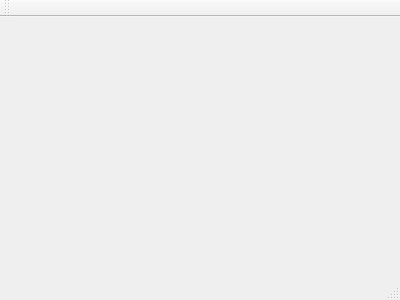
Old version of the form tetrismainwindow.ui in the repository cfcv/Tetris.
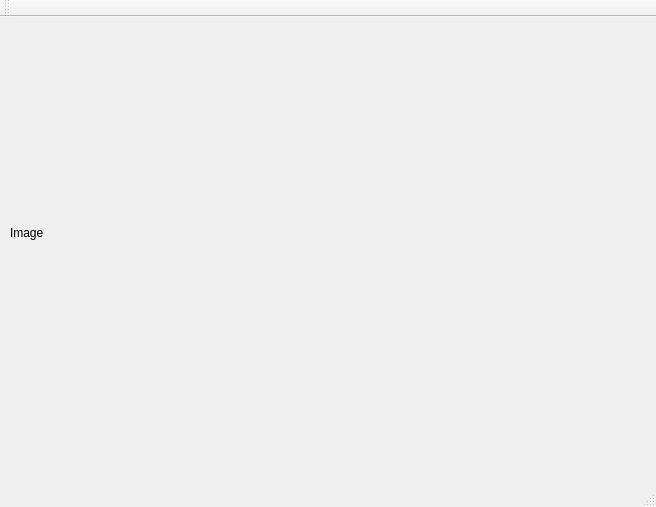
New version of the form.

Commit message: Camera real time

```diff
--- a/tetrismainwindow.ui
+++ b/tetrismainwindow.ui
@@ -1,24 +1,53 @@
 <ui version="4.0">
  <class>TetrisMainWindow</class>
- <widget class="QMainWindow" name="TetrisMainWindow" >
-  <property name="geometry" >
+ <widget class="QMainWindow" name="TetrisMainWindow">
+  <property name="geometry">
    <rect>
     <x>0</x>
     <y>0</y>
-    <width>400</width>
-    <height>300</height>
+    <width>656</width>
+    <height>507</height>
    </rect>
   </property>
   <property name="windowTitle" >
    <string>TetrisMainWindow</string>
   </property>
-  <widget class="QMenuBar" name="menuBar" />
-  <widget class="QToolBar" name="mainToolBar" />
-  <widget class="QWidget" name="centralWidget" />
-  <widget class="QStatusBar" name="statusBar" />
+  <widget class="QWidget" name="centralWidget">
+   <widget class="QLabel" name="image_label">
+    <property name="geometry">
+     <rect>
+      <x>10</x>
+      <y>10</y>
+      <width>661</width>
+      <height>411</height>
+     </rect>
+    </property>
+    <property name="text">
+     <string>Image</string>
+    </property>
+   </widget>
+  </widget>
+  <widget class="QMenuBar" name="menuBar">
+   <property name="geometry">
+    <rect>
+     <x>0</x>
+     <y>0</y>
+     <width>656</width>
+     <height>22</height>
+    </rect>
+   </property>
+  </widget>
+  <widget class="QToolBar" name="mainToolBar">
+   <attribute name="toolBarArea">
+    <enum>TopToolBarArea</enum>
+   </attribute>
+   <attribute name="toolBarBreak">
+    <bool>false</bool>
+   </attribute>
+  </widget>
+  <widget class="QStatusBar" name="statusBar"/>
  </widget>
- <layoutDefault spacing="6" margin="11" />
- <pixmapfunction></pixmapfunction>
+ <layoutdefault spacing="6" margin="11"/>
  <resources/>
  <connections/>
 </ui>
```
Left out of the diff: 3 changed lines with no effect on the pictures. The commit also changes 2 other files.
